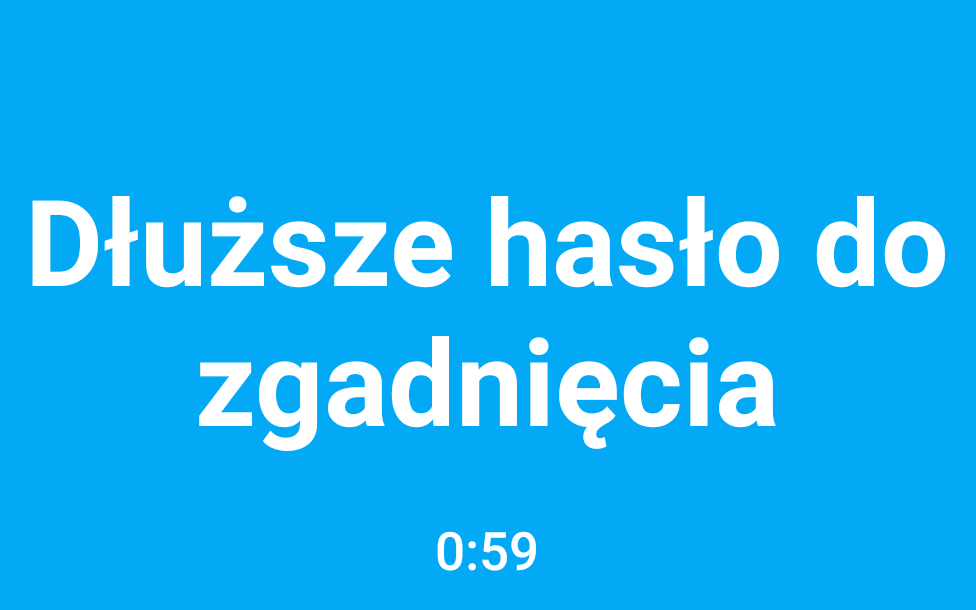
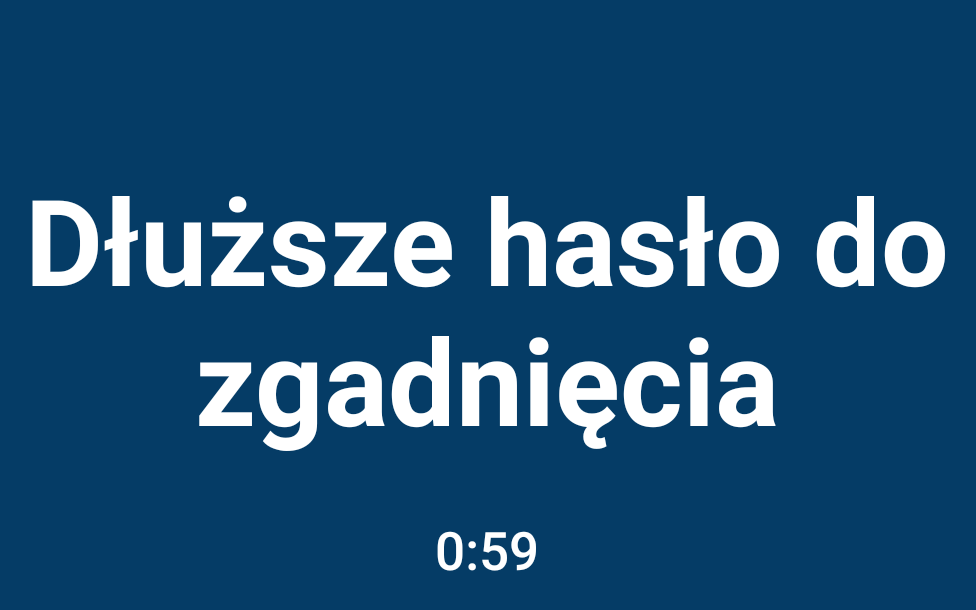
Before and after one commit to Drabenstein/SWiM, an Android app: the fragment QuestionFragment placed in its activity, on a phone screen of 824 x 412 dp (held sideways). Shown: the top 610 px of the screen, without its empty margins (131-1107 px from the left). Run offline under Robolectric (Android 15) with nearby library versions, the phone set to English and light mode, and no system bars; Roboto replaces fonts that are not available here; 2 statements that could not run were skipped.

Commit message:
Adjusted question background color to fit main page color palette

```diff
--- a/PunsGame/app/src/main/res/layout-land/fragment_question.xml
+++ b/PunsGame/app/src/main/res/layout-land/fragment_question.xml
@@ -4,7 +4,7 @@
     android:layout_width="match_parent"
     android:layout_height="match_parent"
     tools:context=".Fragments.QuestionFragment"
-    android:background="@color/lightBlue"
+    android:background="@color/blueBg"
     android:id="@+id/questionFrameLayout">
 
     <TextView
--- a/PunsGame/app/src/main/res/values/colors.xml
+++ b/PunsGame/app/src/main/res/values/colors.xml
@@ -9,6 +9,8 @@
     <color name="green">#00dd00</color>
     <color name="black">#000000</color>
 
+    <color name="blueBg">#053C66</color>
+
     <color name="firstStripe">#eceff1</color>
     <color name="secondStripe">#fafafa</color>
 </resources>
--- a/PunsGame/app/src/main/res/values/styles.xml
+++ b/PunsGame/app/src/main/res/values/styles.xml
@@ -24,7 +24,7 @@
         <item name="android:textStyle">bold</item>
         <item name="android:fontFamily">@font/ubuntu</item>
         <item name="android:textColor">@color/white</item>
-        <item name="android:background">@color/lightBlue</item>
+        <item name="android:background">@color/blueBg</item>
         <item name="android:textSize">80dp</item>
         <item name="android:padding">2dip</item>
     </style>
@@ -33,7 +33,7 @@
         <item name="android:textStyle">bold</item>
         <item name="android:fontFamily">sans-serif-light</item>
         <item name="android:textColor">@color/white</item>
-        <item name="android:background">@color/lightBlue</item>
+        <item name="android:background">@color/blueBg</item>
         <item name="android:textSize">35dp</item>
         <item name="android:padding">2dip</item>
     </style>
@@ -43,7 +43,7 @@
         <item name="android:textAllCaps">true</item>
         <item name="android:fontFamily">@font/ubuntu</item>
         <item name="android:textColor">@color/white</item>
-        <item name="android:background">@color/lightBlue</item>
+        <item name="android:background">@color/blueBg</item>
         <item name="android:textSize">25dp</item>
         <item name="android:padding">5dip</item>
     </style>
@@ -73,7 +73,7 @@
         <item name="android:windowNoTitle">true</item>
         <item name="android:textStyle">bold</item>
         <item name="android:textColor">@color/white</item>
-        <item name="android:background">#424242</item>
+        <item name="android:background">@color/blueBg</item>
         <item name="android:textSize">70dp</item>
 
     </style>
```
